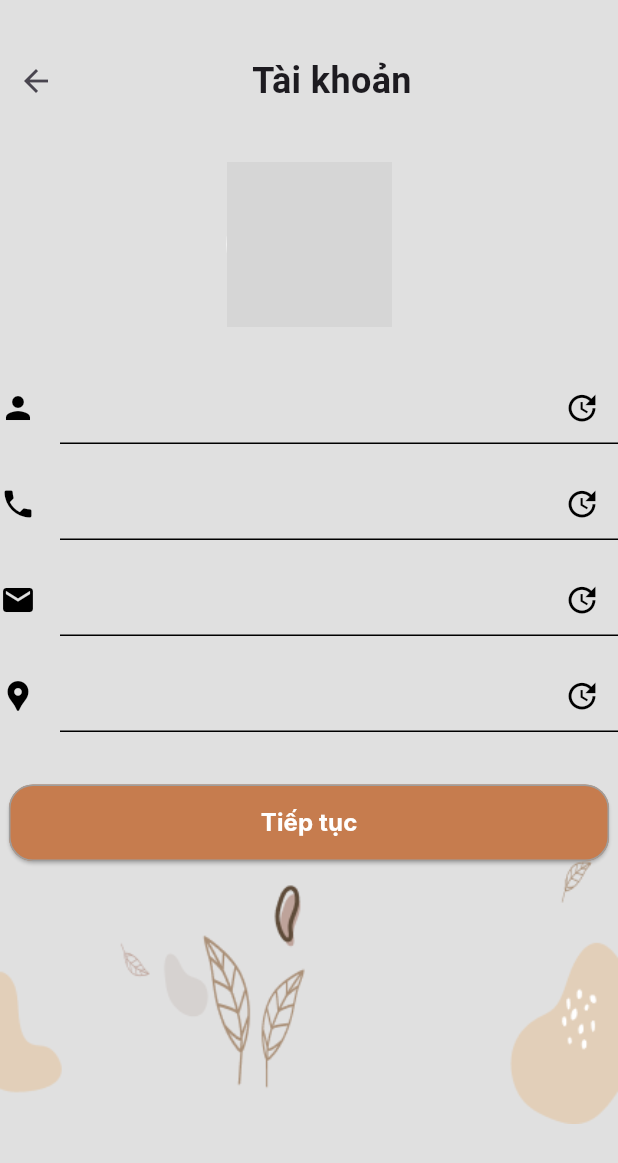
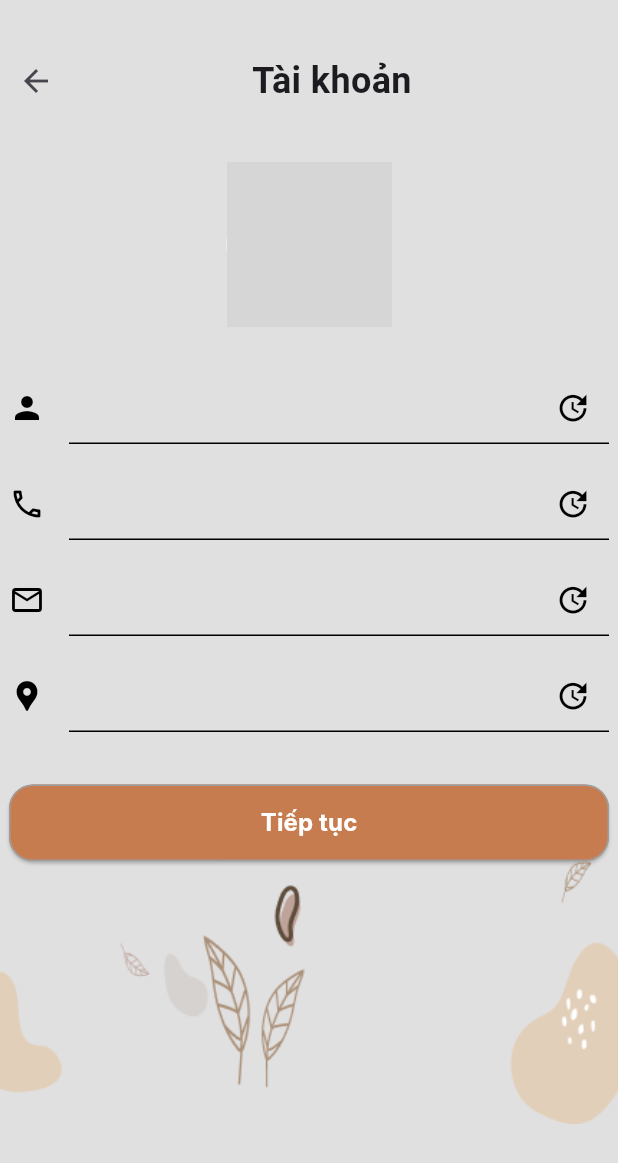
Before and after one commit to AnhTuan21DH114273/Coffee, a Flutter app: the User screen opened directly, on a phone screen of 412 x 824 dp. Shown: the top 1163 px of the screen. Run offline on Flutter 3.47's test engine with Material 3 defaults, Android fonts, the phone set to English and light mode, and no system bars; our stand-ins replace buttons_tabbar, carousel_slider, dotted_line, flutter_rating_bar, flutter_svg, pinput and 1 more; Roboto replaces fonts that are missing (Inter); project files that could hold a hidden picture were left out; grey boxes are pictures that could not be loaded.

Commit message:
Update Files

```diff
--- a/lib/home/user.dart
+++ b/lib/home/user.dart
@@ -16,7 +16,7 @@ class _UserState extends State<User> {
     final mailController = TextEditingController();
     final addressController = TextEditingController();
     return Scaffold(
-      backgroundColor: Color(0xFFF9F9F9),
+      backgroundColor: const Color(0xFFF9F9F9),
       body: Container(
           color: Colors.grey.shade300,
           child: Column(
@@ -31,7 +31,7 @@ class _UserState extends State<User> {
                     onPressed: () {
                       Navigator.pop(context);
                     },
-                    icon: Icon(Icons.arrow_back),
+                    icon: const Icon(Icons.arrow_back),
                   ),
                   const SizedBox(
                     width: 120,
@@ -45,16 +45,18 @@ class _UserState extends State<User> {
                   ),
                 ]
               ),
-              SizedBox(height: 30,),
+              const SizedBox(height: 30,),
               CircleAvatar(
                 backgroundColor: Colors.white,
-                backgroundImage: AssetImage("assets/images/user.png"),
+                backgroundImage: const AssetImage("assets/images/user.png"),
                 radius: 55,
                 onBackgroundImageError: (exception, stackTrace) {
                  Text("Nothing");
               },),
-              SizedBox(height: 30,),
-              TextFormField(
+              const SizedBox(height: 30,),
+              SizedBox(
+                width: 400,
+                child:TextFormField(
                   controller: nameController,
                   decoration: const InputDecoration(
                       focusedBorder: UnderlineInputBorder(
@@ -75,8 +77,11 @@ class _UserState extends State<User> {
                         color: Colors.black,
                       )),
                 ),
-                const SizedBox(height: 16),
-                TextFormField(
+              ),
+              const SizedBox(height: 16),
+              SizedBox(
+                width: 400,
+                child:TextFormField(
                   controller: phoneController,
                   decoration: const InputDecoration(
                       focusedBorder: UnderlineInputBorder(
@@ -85,7 +90,7 @@ class _UserState extends State<User> {
                         borderSide: BorderSide(color: Colors.black),
                       ),
                       icon: Icon(
-                        Icons.phone,
+                        Icons.phone_outlined,
                         color: Colors.black,
                       ),
                       suffixIcon: Icon(
@@ -97,8 +102,11 @@ class _UserState extends State<User> {
                         color: Colors.black,
                       )),
                 ),
-                const SizedBox(height: 16),
-                TextFormField(
+              ),
+              const SizedBox(height: 16),
+              SizedBox(
+                width: 400,
+                child:TextFormField(
                   controller: mailController,
                   decoration: const InputDecoration(
                       focusedBorder: UnderlineInputBorder(
@@ -107,7 +115,7 @@ class _UserState extends State<User> {
                         borderSide: BorderSide(color: Colors.black),
                       ),
                       icon: Icon(
-                        Icons.mail,
+                        Icons.mail_outline_outlined,
                         color: Colors.black,
                       ),
                       suffixIcon: Icon(
@@ -119,8 +127,11 @@ class _UserState extends State<User> {
                         color: Colors.black,
                       )),
                 ),
-                const SizedBox(height: 16),
-                TextFormField(
+              ),
+              const SizedBox(height: 16),
+              SizedBox(
+                width: 400,
+                child:TextFormField(
                   controller: addressController,
                   decoration: const InputDecoration(
                       focusedBorder: UnderlineInputBorder(
@@ -141,10 +152,11 @@ class _UserState extends State<User> {
                         color: Colors.black,
                       )),
                 ),
-                const SizedBox(height: 35),
+              ),
+              const SizedBox(height: 35),
                 ElevatedButton(
                   onPressed: () {
-                    Navigator.push(context, MaterialPageRoute(builder: (context) => Mainpage()));
+                    Navigator.push(context, MaterialPageRoute(builder: (context) => const Mainpage()));
                   },
                   style: ButtonStyle(
                       padding: WidgetStateProperty.all<EdgeInsets>(
```
Also changed, not shown: assets/files/product.json (+16 -0 lines), lib/main.dart (+2 -5 lines), lib/product/productwidget.dart (+67 -75 lines).
